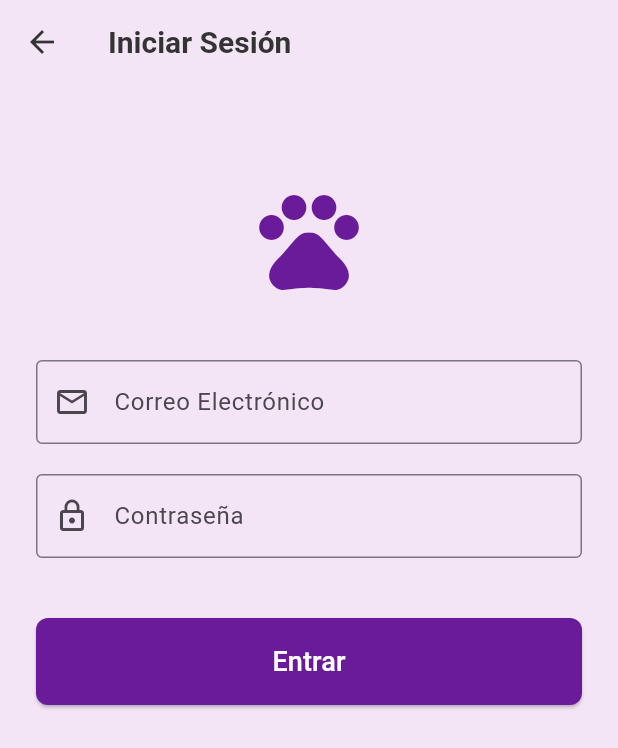
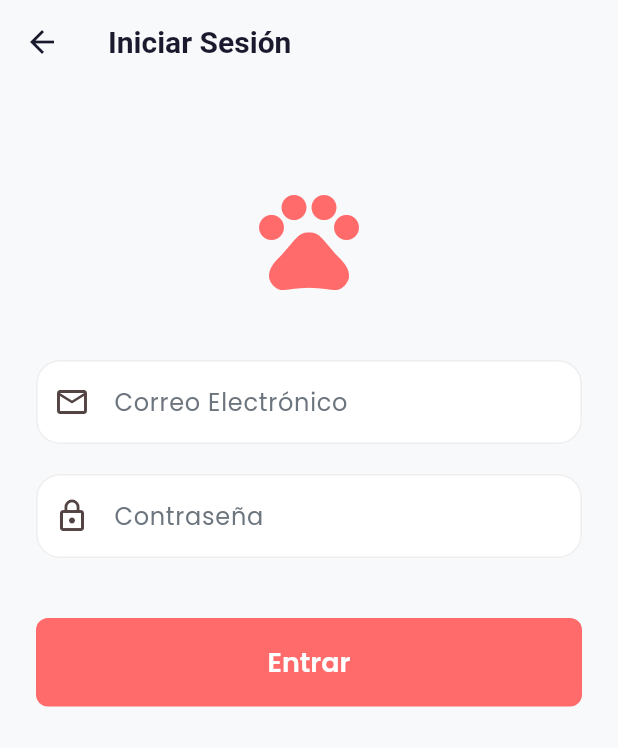
Before and after one commit to Leiverl/adopcion_mascotas, a Flutter app: the screen it shows after launch, after a tap on "Iniciar Sesión", on a phone screen of 412 x 824 dp. Shown: the top 748 px of the screen. Run offline on Flutter 3.47's test engine with Material 3 defaults, Android fonts, the phone set to English and light mode, and no system bars; our stand-ins replace confetti, flutter_card_swiper, flutter_dotenv, flutter_secure_storage, google_fonts, jwt_decoder and 1 more; network calls fail.

Commit message:
feat(1.1): pro color palette, Poppins font via google_fonts, updated global theme

```diff
--- a/petcare_mobile_flutter/lib/main.dart
+++ b/petcare_mobile_flutter/lib/main.dart
@@ -1,5 +1,7 @@
 import 'package:flutter/material.dart';
+import 'package:flutter/services.dart';
 import 'package:flutter_dotenv/flutter_dotenv.dart';
+import 'package:google_fonts/google_fonts.dart';
 import 'package:petcare_mobile/providers/auth_provider.dart';
 import 'package:intl/date_symbol_data_local.dart';
 import 'package:petcare_mobile/providers/favorites_provider.dart';
@@ -8,10 +10,20 @@ import 'package:petcare_mobile/utils/app_colors.dart';
 import 'package:provider/provider.dart';
 import 'package:petcare_mobile/providers/interacciones_provider.dart';
 import 'package:petcare_mobile/providers/notificaciones_provider.dart';
+
 Future<void> main() async {
   WidgetsFlutterBinding.ensureInitialized();
   await dotenv.load(fileName: ".env");
   await initializeDateFormatting('es_ES', null);
+
+  // Estilo de barra de estado
+  SystemChrome.setSystemUIOverlayStyle(
+    const SystemUiOverlayStyle(
+      statusBarColor: Colors.transparent,
+      statusBarIconBrightness: Brightness.dark,
+    ),
+  );
+
   runApp(
     MultiProvider(
       providers: [
@@ -30,13 +42,114 @@ class MyApp extends StatelessWidget {
 
   @override
   Widget build(BuildContext context) {
+    final textTheme = GoogleFonts.poppinsTextTheme();
+
     return MaterialApp(
       title: 'PetCare',
       debugShowCheckedModeBanner: false,
       theme: ThemeData(
-        colorScheme: ColorScheme.fromSeed(seedColor: AppColors.primary),
+        useMaterial3: true,
+        colorScheme: ColorScheme.fromSeed(
+          seedColor: AppColors.primary,
+          primary: AppColors.primary,
+          secondary: AppColors.secondary,
+          surface: AppColors.surface,
+          error: AppColors.error,
+          brightness: Brightness.light,
+        ),
         scaffoldBackgroundColor: AppColors.background,
-        useMaterial3: true,
+        textTheme: textTheme,
+        primaryTextTheme: textTheme,
+
+        // AppBar
+        appBarTheme: AppBarTheme(
+          backgroundColor: AppColors.background,
+          elevation: 0,
+          scrolledUnderElevation: 0,
+          centerTitle: false,
+          titleTextStyle: GoogleFonts.poppins(
+            fontSize: 20,
+            fontWeight: FontWeight.w700,
+            color: AppColors.textDark,
+          ),
+          iconTheme: const IconThemeData(color: AppColors.textDark),
+          systemOverlayStyle: SystemUiOverlayStyle.dark,
+        ),
+
+        // ElevatedButton
+        elevatedButtonTheme: ElevatedButtonThemeData(
+          style: ElevatedButton.styleFrom(
+            backgroundColor: AppColors.primary,
+            foregroundColor: AppColors.textLight,
+            elevation: 0,
+            padding: const EdgeInsets.symmetric(horizontal: 32, vertical: 16),
+            shape: RoundedRectangleBorder(
+              borderRadius: BorderRadius.circular(16),
+            ),
+            textStyle: GoogleFonts.poppins(
+              fontSize: 16,
+              fontWeight: FontWeight.w600,
+            ),
+          ),
+        ),
+
+        // OutlinedButton
+        outlinedButtonTheme: OutlinedButtonThemeData(
+          style: OutlinedButton.styleFrom(
+            foregroundColor: AppColors.primary,
+            side: const BorderSide(color: AppColors.primary, width: 1.5),
+            padding: const EdgeInsets.symmetric(horizontal: 32, vertical: 16),
+            shape: RoundedRectangleBorder(
+              borderRadius: BorderRadius.circular(16),
+            ),
+            textStyle: GoogleFonts.poppins(
+              fontSize: 16,
+              fontWeight: FontWeight.w600,
+            ),
+          ),
+        ),
+
+        // InputDecoration
+        inputDecorationTheme: InputDecorationTheme(
+          filled: true,
+          fillColor: AppColors.surface,
+          contentPadding: const EdgeInsets.symmetric(horizontal: 20, vertical: 16),
+          border: OutlineInputBorder(
+            borderRadius: BorderRadius.circular(16),
+            borderSide: const BorderSide(color: AppColors.divider),
+          ),
+          enabledBorder: OutlineInputBorder(
+            borderRadius: BorderRadius.circular(16),
+            borderSide: const BorderSide(color: AppColors.divider),
+          ),
+          focusedBorder: OutlineInputBorder(
+            borderRadius: BorderRadius.circular(16),
+            borderSide: const BorderSide(color: AppColors.primary, width: 2),
+          ),
+          labelStyle: GoogleFonts.poppins(color: AppColors.textMedium),
+          hintStyle: GoogleFonts.poppins(color: AppColors.textMedium),
+        ),
+
+        // Card
+        cardTheme: CardThemeData(
+          color: AppColors.cardBg,
+          elevation: 4,
+          shadowColor: AppColors.shadow,
+          shape: RoundedRectangleBorder(
+            borderRadius: BorderRadius.circular(20),
+          ),
+        ),
+
+        // Chip
+        chipTheme: ChipThemeData(
+          backgroundColor: AppColors.background,
+          selectedColor: AppColors.primary.withOpacity(0.15),
+          labelStyle: GoogleFonts.poppins(fontSize: 13),
+          padding: const EdgeInsets.symmetric(horizontal: 12, vertical: 6),
+          shape: RoundedRectangleBorder(
+            borderRadius: BorderRadius.circular(20),
+          ),
+        ),
       ),
       home: const AuthWrapper(),
     );
--- a/petcare_mobile_flutter/lib/utils/app_colors.dart
+++ b/petcare_mobile_flutter/lib/utils/app_colors.dart
@@ -1,9 +1,43 @@
 import 'package:flutter/material.dart';
 
 class AppColors {
-  static const Color primary = Color(0xFF6A1B9A); // Un morado profundo
-  static const Color secondary = Color(0xFFF06292); // Un rosa vibrante
-  static const Color background = Color(0xFFF3E5F5); // Un lila muy pálido
-  static const Color textLight = Colors.white;
-  static const Color textDark = Color(0xFF333333);
+  // Primarios
+  static const Color primary = Color(0xFFFF6B6B);       // Coral vibrante
+  static const Color primaryDark = Color(0xFFE53935);   // Rojo profundo
+  static const Color secondary = Color(0xFFFF8E53);     // Naranja cálido
+
+  // Fondos
+  static const Color background = Color(0xFFF8F9FA);    // Blanco grisáceo
+  static const Color surface = Color(0xFFFFFFFF);       // Blanco puro
+  static const Color cardBg = Color(0xFFFFFFFF);
+
+  // Textos
+  static const Color textDark = Color(0xFF1A1A2E);      // Casi negro
+  static const Color textMedium = Color(0xFF6C757D);    // Gris medio
+  static const Color textLight = Color(0xFFFFFFFF);     // Blanco
+
+  // Estados
+  static const Color success = Color(0xFF4CAF50);
+  static const Color warning = Color(0xFFFF9800);
+  static const Color error = Color(0xFFF44336);
+  static const Color info = Color(0xFF2196F3);
+
+  // Extras
+  static const Color divider = Color(0xFFEEEEEE);
+  static const Color shadow = Color(0x1A000000);
+  static const Color favorite = Color(0xFFFF6B6B);
+
+  // Gradiente principal
+  static const LinearGradient primaryGradient = LinearGradient(
+    colors: [Color(0xFFFF6B6B), Color(0xFFFF8E53)],
+    begin: Alignment.topLeft,
+    end: Alignment.bottomRight,
+  );
+
+  // Gradiente oscuro para cards
+  static const LinearGradient cardGradient = LinearGradient(
+    colors: [Colors.transparent, Color(0xCC1A1A2E)],
+    begin: Alignment.topCenter,
+    end: Alignment.bottomCenter,
+  );
 }
```
Also changed, not shown: petcare_mobile_flutter/pubspec.yaml (+2 -69 lines).
